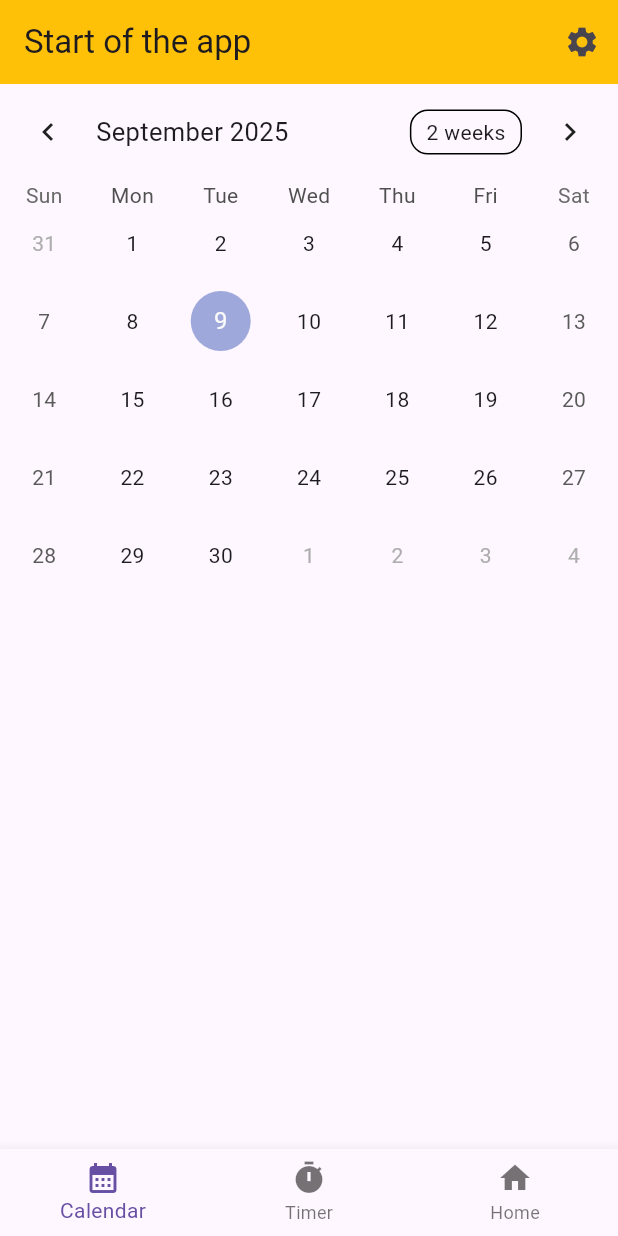
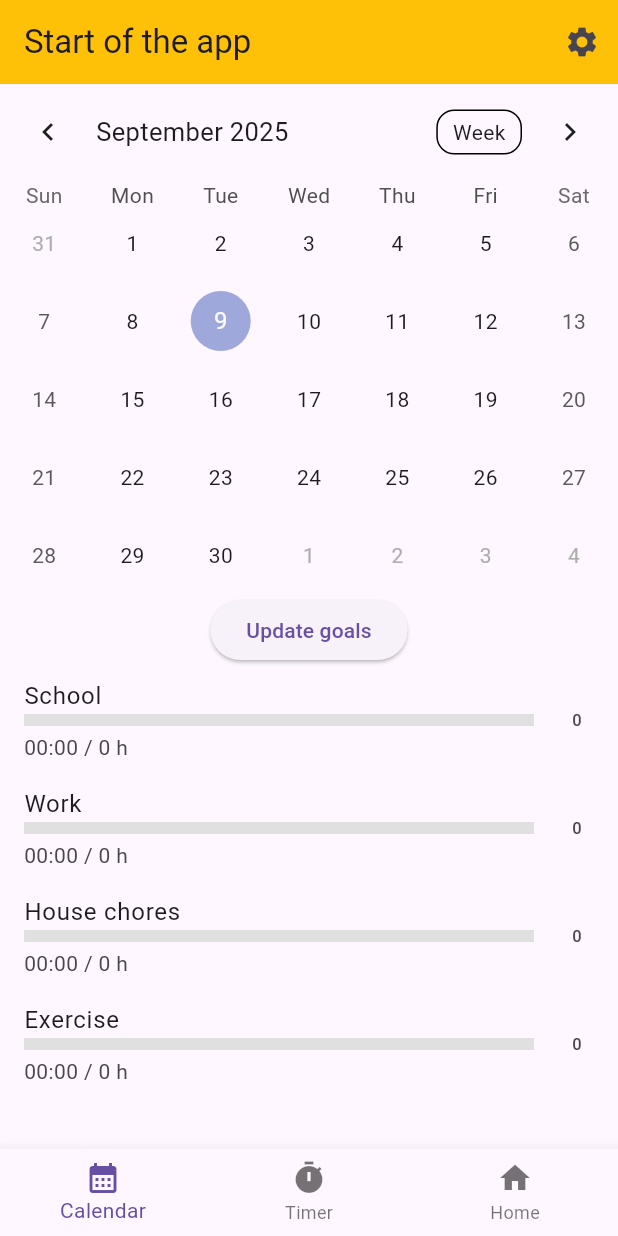
Before and after one commit to BranislavFech/myApp, a Flutter app: the screen it shows after launch, on a phone screen of 412 x 824 dp. Run offline on Flutter 3.47's test engine with Material 3 defaults, Android fonts, the phone set to English and light mode, and no system bars; drawn by our look-alikes of table_calendar; our stand-ins replace settings_ui, sqflite; accounts and stored records are empty.

Commit message:
feat(calendar_section): added progress bars for categories

```diff
--- a/lib/data/database_service.dart
+++ b/lib/data/database_service.dart
@@ -3,7 +3,6 @@ import 'dart:async';
 import 'package:path/path.dart';
 import 'package:sqflite/sqflite.dart';
 import 'models.dart';
-
 
 class DatabaseService {
   static late final Future<Database> database;
@@ -11,12 +10,18 @@ class DatabaseService {
   static late final Future<Database> databaseActivitiesCategory;
 
   static Future<void> init() async {
-    final pathActivities = join(await getDatabasesPath(), 'test_activities_db_v1.db');
-    final pathActivitiesCategories = join(await getDatabasesPath(), 'test_activities_categories_db_v1.db');
+    final pathActivities = join(
+      await getDatabasesPath(),
+      'test_activities_db_v1.db',
+    );
+    final pathActivitiesCategories = join(
+      await getDatabasesPath(),
+      'test_activities_categories_db_v3.db',
+    );
 
     // vymaže celú databázu
-    await deleteDatabase(pathActivities);
-    await deleteDatabase(pathActivitiesCategories);
+    //await deleteDatabase(pathActivities);
+    //await deleteDatabase(pathActivitiesCategories);
 
     database = openDatabase(
       join(await getDatabasesPath(), 'test_db_v1.db'),
@@ -39,16 +44,15 @@ class DatabaseService {
     );
 
     databaseActivitiesCategory = openDatabase(
-      join(await getDatabasesPath(), 'test_activities_categories_db_v2.db'),
+      join(await getDatabasesPath(), 'test_activities_categories_db_v3.db'),
       onCreate: (db, version) {
         return db.execute(
-          'CREATE TABLE activities_categories (id INTEGER PRIMARY KEY AUTOINCREMENT, category TEXT, goal_hours INTEGER, goal_type TEXT)',
+          'CREATE TABLE activities_categories (id INTEGER PRIMARY KEY AUTOINCREMENT, category TEXT, goal_hours INTEGER)',
         );
       },
       version: 1,
     );
   }
-
 
   Future<void> insertMyDay(MyDay myDay) async {
     final db = await database;
@@ -58,6 +62,23 @@ class DatabaseService {
       myDay.toMap(),
       conflictAlgorithm: ConflictAlgorithm.replace,
     );
+  }
+
+  Future<Map<String, int>> totalHoursPerCategory() async {
+    final db = await databaseActivities;
+
+    final result = await db.rawQuery('''
+      SELECT category, SUM(duration) as total_hours
+      FROM activities
+      GROUP BY category
+    ''');
+
+    final Map<String, int> totals = {};
+    for (final row in result) {
+      totals[row['category'] as String] = row['total_hours'] as int;
+    }
+
+    return totals;
   }
 
   Future<List<MyDay>> days() async {
@@ -85,7 +106,9 @@ class DatabaseService {
 
   Future<List<Activity>> activities() async {
     final db = await databaseActivities;
-    final List<Map<String, Object?>> activityMaps = await db.query('activities');
+    final List<Map<String, Object?>> activityMaps = await db.query(
+      'activities',
+    );
 
     return activityMaps.map((map) {
       return Activity(
@@ -114,30 +137,32 @@ class DatabaseService {
       'activities_categories',
       cateogry.toMap(),
       where: 'category == ?',
-      whereArgs: [cateogry.category]
+      whereArgs: [cateogry.category],
     );
   }
 
   Future<List<ActivityCategory>> activitiesCategories() async {
     final db = await databaseActivitiesCategory;
-    final List<Map<String, Object?>> activityCategoryMaps = await db.query('activities_categories');
+    final List<Map<String, Object?>> activityCategoryMaps = await db.query(
+      'activities_categories',
+    );
 
     return activityCategoryMaps.map((map) {
       return ActivityCategory(
         id: map['id'] as int,
         category: map['category'] as String,
         goal_hours: map['goal_hours'] as int,
-        goal_type: map['goal_type'] as String,
       );
     }).toList();
   }
 
   Future<void> ensureDefaultCategories() async {
     final db = await databaseActivitiesCategory;
-    final count = Sqflite.firstIntValue(await db.rawQuery('SELECT COUNT(*) FROM activities_categories'));
+    final count = Sqflite.firstIntValue(
+      await db.rawQuery('SELECT COUNT(*) FROM activities_categories'),
+    );
     print("Count bol $count");
-    if (count == 0){
-
+    if (count == 0) {
       print("Vkladam kategorie");
       final List<String> defaults = [
         'Not specified',
@@ -147,11 +172,11 @@ class DatabaseService {
         'Exercise',
       ];
 
-      for(final cat in defaults) {
-        await insertActivityCategory(ActivityCategory(category: cat, goal_hours: 0, goal_type: 'None'));
+      for (final cat in defaults) {
+        await insertActivityCategory(
+          ActivityCategory(category: cat, goal_hours: 0),
+        );
       }
     }
-
-
   }
 }
--- a/lib/data/models.dart
+++ b/lib/data/models.dart
@@ -57,13 +57,11 @@ class ActivityCategory {
   final int? id;
   final String category;
   int goal_hours;
-  String goal_type;
 
   ActivityCategory({
     this.id,
     required this.category,
     required this.goal_hours,
-    required this.goal_type,
   });
 
   Map<String, Object?> toMap() {
@@ -71,12 +69,11 @@ class ActivityCategory {
       'id': id,
       'category': category,
       'goal_hours': goal_hours,
-      'goal_type': goal_type,
     };
   }
 
   @override
   String toString() {
-    return 'Activity{id: $id, category: $category, goal_hours: $goal_hours, goal_type: $goal_type}';
+    return 'Activity{id: $id, category: $category, goal_hours: $goal_hours}';
   }
 }
--- a/lib/sections/calendar_section.dart
+++ b/lib/sections/calendar_section.dart
@@ -1,6 +1,8 @@
 import 'package:flutter/cupertino.dart';
 import 'package:flutter/material.dart';
+import 'package:myapp/data/models.dart';
 import 'package:table_calendar/table_calendar.dart';
+import 'package:myapp/data/database_service.dart';
 
 class CalendarSection extends StatefulWidget {
   final DateTime today;
@@ -17,12 +19,44 @@ class CalendarSection extends StatefulWidget {
 }
 
 class _CalendarSectionState extends State<CalendarSection> {
+  List<ActivityCategory> categories = [];
   DateTime? _selectedDay;
   CalendarFormat _calendarFormat = CalendarFormat.month;
+  Map<String, int> totals = {};
+
+  @override
+  void initState() {
+    // TODO: implement initState
+    super.initState();
+    _loadCategories();
+  }
+
+  String formattedTime(int timeInSeconds) {
+    final int hours = (timeInSeconds ~/ 3600); // celé hodiny
+    final int minutes = (timeInSeconds % 3600) ~/ 60; // zvyšné minúty
+    return "${hours.toString().padLeft(2, '0')}:${minutes.toString().padLeft(2, '0')}";
+  }
+
+  Future<void> _loadCategories() async {
+    final cats = await DatabaseService().activitiesCategories();
+    setState(() {
+      categories = cats;
+    });
+  }
+
+  Future<void> _loadTotals() async {
+    final hoursTotals = await DatabaseService().totalHoursPerCategory();
+    setState(() {
+      totals = hoursTotals;
+    });
+    print(totals);
+  }
 
   @override
   Widget build(BuildContext context) {
-    return TableCalendar(
+    return Column(
+      children: [
+        TableCalendar(
           focusedDay: widget.today,
           firstDay: DateTime.utc(2020, 1, 1),
           lastDay: DateTime.utc(2030, 12, 31),
@@ -34,12 +68,69 @@ class _CalendarSectionState extends State<CalendarSection> {
             });
             widget.onDaySelected(selectedDay, focusedDay);
           },
+
           calendarFormat: _calendarFormat,
           onFormatChanged: (format) {
             setState(() {
               _calendarFormat = format;
             });
           },
+
+          availableCalendarFormats: const {
+            CalendarFormat.month: 'Month',
+            CalendarFormat.week: 'Week',
+          },
+        ),
+        ElevatedButton(
+          onPressed: () async {
+            await _loadCategories();
+            await _loadTotals();
+          },
+          child: const Text('Update goals'),
+        ),
+        Expanded(
+          child: FutureBuilder<List<ActivityCategory>>(
+            future: DatabaseService().activitiesCategories(),
+            builder: (context, snapshot) {
+              if (!snapshot.hasData) return CircularProgressIndicator();
+
+              final cats = snapshot.data!;
+              return ListView.builder(
+                itemCount: cats.isNotEmpty ? cats.length - 1 : 0,
+                itemBuilder: (context, index) {
+                  final cat = cats[index + 1];
+                  final current = totals[cat.category] ?? 0;
+
+                  final isWeek = _calendarFormat == CalendarFormat.week;
+                  final goal = isWeek ? cat.goal_hours : cat.goal_hours * 4;
+                  final progress = goal > 0
+                      ? ((current / 3600) / goal).clamp(0.0, 1.0)
+                      : 0.0;
+
+                  return ListTile(
+                    title: Text(cat.category),
+                    subtitle: Column(
+                      crossAxisAlignment: CrossAxisAlignment.start,
+                      children: [
+                        LinearProgressIndicator(
+                          value: progress,
+                          minHeight: 8,
+                          backgroundColor: Colors.grey[300],
+                          color: Colors.blue,
+                        ),
+                        const SizedBox(height: 4),
+
+                        (Text('${(formattedTime(current))} / $goal h')),
+                      ],
+                    ),
+                    trailing: Text(goal.toString()),
+                  );
+                },
+              );
+            },
+          ),
+        ),
+      ],
     );
   }
 }
--- a/lib/sections/widgets/category_dropdown.dart
+++ b/lib/sections/widgets/category_dropdown.dart
@@ -31,7 +31,7 @@ class _CategoryDropdownState extends State<CategoryDropdown> {
     setState(() {
       categories = [
         ...cats,
-        ActivityCategory(id: -1, category: '+ Add category', goal_hours: 0, goal_type: 'None'),
+        ActivityCategory(id: -1, category: '+ Add category', goal_hours: 0),
       ];
     });
   }
@@ -65,7 +65,7 @@ class _CategoryDropdownState extends State<CategoryDropdown> {
 
     if (newCategory != null && newCategory.isNotEmpty) {
       await DatabaseService().insertActivityCategory(
-        ActivityCategory(category: newCategory, goal_hours: 0, goal_type: 'None'),
+        ActivityCategory(category: newCategory, goal_hours: 0),
       );
       await _loadCategories();
       widget.onChanged(newCategory);
```
Also changed, not shown: lib/settings/goals_set_page.dart (+63 -86 lines). Lines whose indentation alone changed are shown as unchanged.
